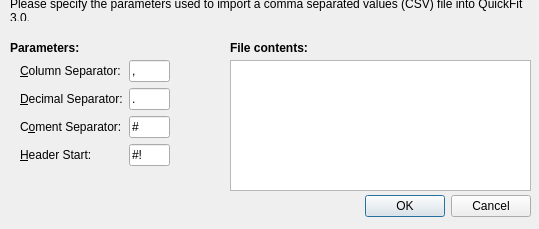
jkriege2/QuickFit3, file plugins/table/dlg_csvparameters.ui: the form before one commit.
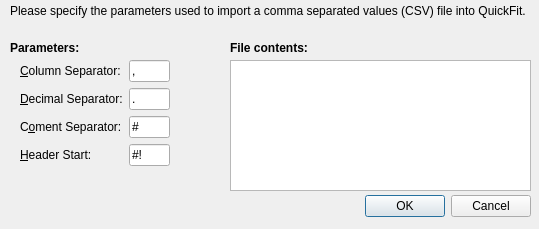
The form after the commit.

Commit message: QuickFit 3: - fitting now works             - lots of small bug-fixes and improvements

```diff
--- a/plugins/table/dlg_csvparameters.ui
+++ b/plugins/table/dlg_csvparameters.ui
@@ -10,6 +10,18 @@
     <height>229</height>
    </rect>
   </property>
+  <property name="minimumSize">
+   <size>
+    <width>539</width>
+    <height>229</height>
+   </size>
+  </property>
+  <property name="maximumSize">
+   <size>
+    <width>539</width>
+    <height>229</height>
+   </size>
+  </property>
   <property name="windowTitle">
    <string>CSV Import Properties</string>
   </property>
@@ -39,7 +51,7 @@
     </rect>
    </property>
    <property name="text">
-    <string>Please specify the parameters used to import a comma separated values (CSV) file into QuickFit 3.0.</string>
+    <string>Please specify the parameters used to import a comma separated values (CSV) file into QuickFit.</string>
    </property>
    <property name="wordWrap">
     <bool>true</bool>
```
Left out of the diff: 3 changed lines with no effect on the pictures. The commit also changes 70 other files.
